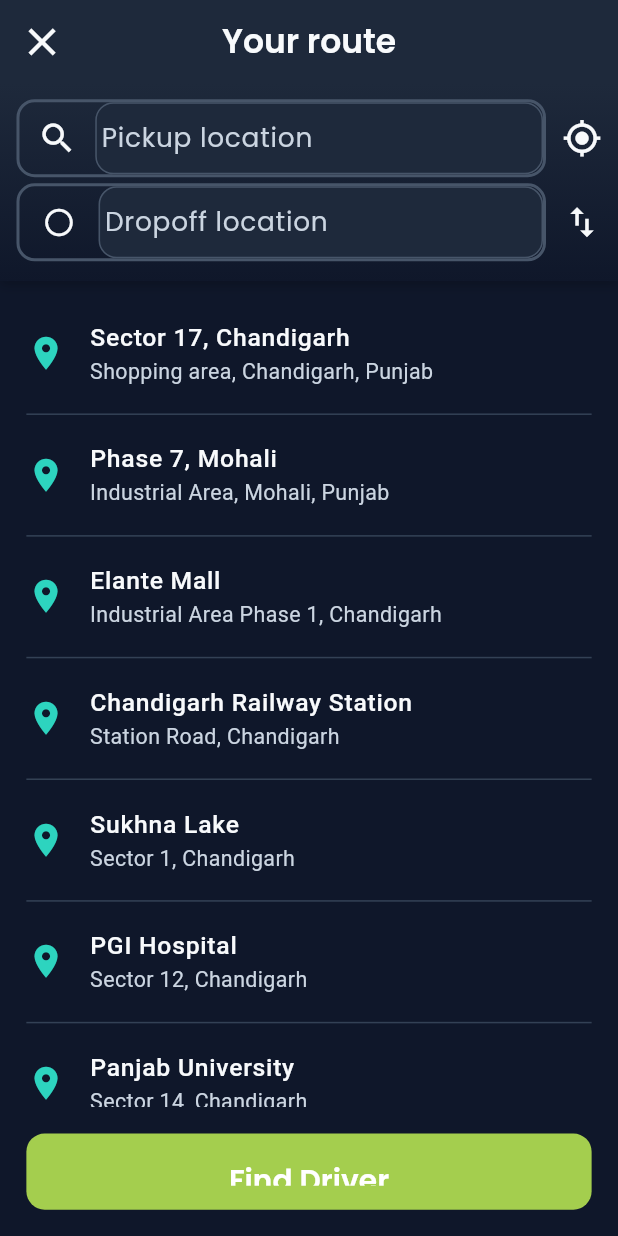
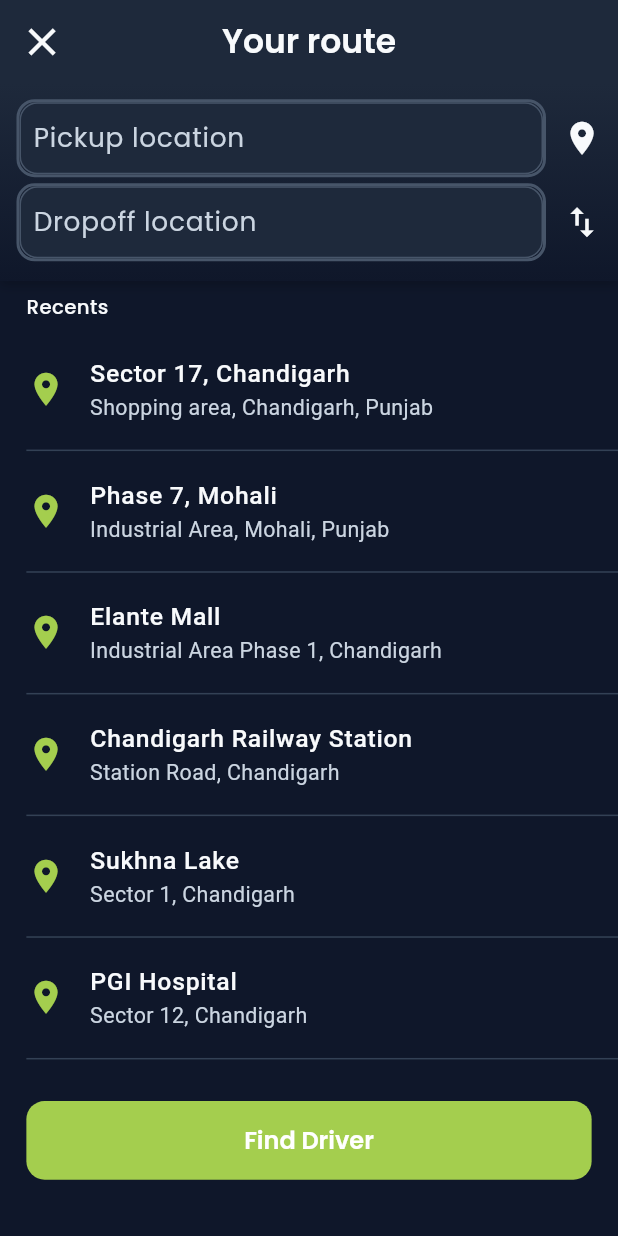
Before and after one commit to abhipawar2004/newMyRidez, a Flutter app: the RouteScreen screen opened directly, on a phone screen of 412 x 824 dp. Run offline on Flutter 3.47's test engine with Material 3 defaults, Android fonts, the light colour scheme and no system bars; our stand-ins replace country_picker, flutter_screenutil, geolocator, get, google_fonts, google_maps_flutter.

Commit message:
adeed new uui

```diff
--- a/lib/screen/Authentication/BottomNavigationBar/profile_screen.dart
+++ b/lib/screen/Authentication/BottomNavigationBar/profile_screen.dart
@@ -99,7 +99,6 @@ class _ProfileScreenState extends State<ProfileScreen> {
             end: Alignment.bottomCenter,
             colors: [
               AppColors.primary,
-              AppColors.primaryDark,
               AppColors.scaffoldBackground,
             ],
           ),
--- a/lib/screen/map_selection_screen.dart
+++ b/lib/screen/map_selection_screen.dart
@@ -195,13 +195,13 @@ class _MapSelectionScreenState extends State<MapSelectionScreen> {
                       child: Text(
                         'Confirm & Find Driver',
                         style: GoogleFonts.poppins(
-                          fontSize: 18.sp,
                           fontWeight: FontWeight.w600,
                           color: Colors.white,
                         ),
                       ),
                     ),
                   ),
+                  SizedBox(height: MediaQuery.of(context).padding.bottom+20.h),
                 ],
               ),
             ),
--- a/lib/screen/select_route.dart
+++ b/lib/screen/select_route.dart
@@ -57,7 +57,7 @@ class _RouteScreenState extends State<RouteScreen> {
   }) {
     return ListTile(
       contentPadding: EdgeInsets.symmetric(vertical: 4.h, horizontal: 0),
-      leading: Icon(icon, color: AppColors.secondaryLight, size: 24.sp),
+      leading: Icon(icon, color: AppColors.primary, size: 24.sp),
       title: Text(
         title,
         overflow: TextOverflow.ellipsis,
@@ -140,22 +140,22 @@ class _RouteScreenState extends State<RouteScreen> {
                             ),
                             child: Row(
                               children: [
-                                Padding(
-                                  padding: EdgeInsets.symmetric(
-                                    horizontal: 11.w,
-                                  ),
-                                  child: Icon(
-                                    Icons.search,
-                                    color: AppColors.textPrimary,
-                                    size: 24.sp,
-                                  ),
-                                ),
+                                // Padding(
+                                //   padding: EdgeInsets.symmetric(
+                                //     horizontal: 11.w,
+                                //   ),
+                                //   child: Icon(
+                                //     Icons.location_on,
+                                //     color: AppColors.textPrimary,
+                                //     size: 24.sp,
+                                //   ),
+                                // ),
                                 Expanded(
                                   child: TextField(
                                     controller: _pickupController,
                                     focusNode: _pickupFocusNode,
                                     decoration: InputDecoration(
-                                      hintText: 'Pickup location',
+                                      hintText: ' Pickup location',
                                       hintStyle: GoogleFonts.poppins(
                                         color: AppColors.textSecondary,
                                         fontSize: 16.sp,
@@ -180,7 +180,7 @@ class _RouteScreenState extends State<RouteScreen> {
 
                         IconButton(
                           icon: Icon(
-                            Icons.my_location,
+                            Icons.location_on,
                             color: AppColors.textPrimary,
                             size: 24.sp,
                           ),
@@ -205,22 +205,13 @@ class _RouteScreenState extends State<RouteScreen> {
                             ),
                             child: Row(
                               children: [
-                                Padding(
-                                  padding: EdgeInsets.symmetric(
-                                    horizontal: 14.w,
-                                  ),
-                                  child: Icon(
-                                    Icons.circle_outlined,
-                                    color: AppColors.textPrimary,
-                                    size: 20.sp,
-                                  ),
-                                ),
+
                                 Expanded(
                                   child: TextField(
                                     controller: _dropoffController,
                                     focusNode: _dropoffFocusNode,
                                     decoration: InputDecoration(
-                                      hintText: 'Dropoff location',
+                                      hintText: ' Dropoff location',
                                       hintStyle: GoogleFonts.poppins(
                                         color: AppColors.textSecondary,
                                         fontSize: 16.sp,
@@ -260,10 +251,24 @@ class _RouteScreenState extends State<RouteScreen> {
               ),
             ),
           ),
+          Padding(
+            padding: EdgeInsets.only(left: 16.w, top: 8.h),
+            child: Align(
+              alignment: Alignment.centerLeft,
+              child: Text(
+                'Recents ',
+                style: GoogleFonts.poppins(
+                  fontSize: 12.sp,
+                  fontWeight: FontWeight.w500,
+                  color: AppColors.textPrimary,
+                ),
+              ),
+            ),
+          ),
           // Address suggestions
           Expanded(
             child: ListView(
-              padding: EdgeInsets.symmetric(horizontal: 16.w, vertical: 8.h),
+              padding: EdgeInsets.only(left: 16.w, top: 5.h),
               children: [
                 _buildAddressItem(
                   icon: Icons.location_on,
@@ -314,7 +319,7 @@ class _RouteScreenState extends State<RouteScreen> {
             padding: EdgeInsets.all(16.0.w),
             child: SizedBox(
               width: double.infinity,
-              height: 50.h,
+
               child: ElevatedButton(
                 onPressed: () {
                   // Navigate to map selection screen with static coordinates
@@ -333,6 +338,7 @@ class _RouteScreenState extends State<RouteScreen> {
                 },
                 style: ElevatedButton.styleFrom(
                   backgroundColor: AppColors.primary,
+                  padding: EdgeInsets.symmetric(vertical: 14.h),
                   shape: RoundedRectangleBorder(
                     borderRadius: BorderRadius.circular(12.r),
                   ),
@@ -340,7 +346,6 @@ class _RouteScreenState extends State<RouteScreen> {
                 child: Text(
                   'Find Driver',
                   style: GoogleFonts.poppins(
-                    fontSize: 18.sp,
                     fontWeight: FontWeight.w600,
                     color: Colors.white,
                   ),
@@ -348,6 +353,7 @@ class _RouteScreenState extends State<RouteScreen> {
               ),
             ),
           ),
+          SizedBox(height: MediaQuery.of(context).padding.bottom + 20),
         ],
       ),
     );
```
Also changed, not shown: lib/screen/Authentication/BottomNavigationBar/driver_found_screen.dart (+72 -166 lines), lib/screen/Authentication/BottomNavigationBar/ride_booking_screen.dart (+2 -9 lines), lib/screen/Authentication/register.dart (+18 -11 lines), lib/screen/drawer_screen.dart (+7 -4 lines), assets/images/fb.png (added), assets/images/google.png (added).
